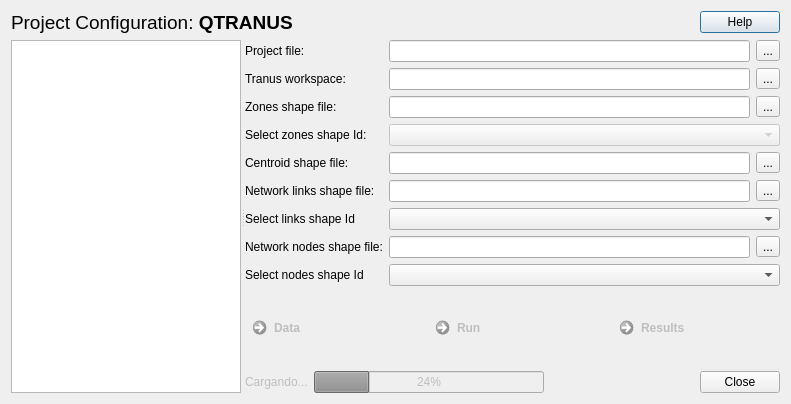
This is qtranus_dialog_base.ui in TomasdelaBarra/QTRANUS as Qt 5 draws it before an edit. The edited form follows.
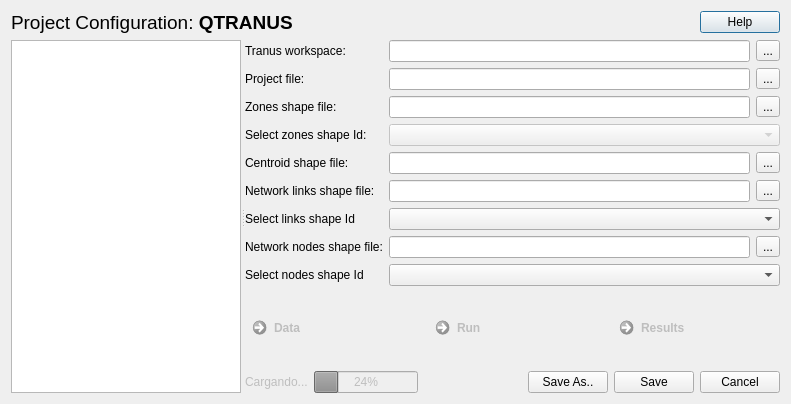
This is the edited form. Icons and pictures are not drawn.

Commit message: Database Attributes at Base Dialog

Diff of the .ui file:
```diff
--- a/qtranus_dialog_base.ui
+++ b/qtranus_dialog_base.ui
@@ -77,21 +77,21 @@
          <item row="2" column="0">
           <widget class="QLabel" name="label">
            <property name="text">
-            <string>&lt;html&gt;&lt;head/&gt;&lt;body&gt;&lt;p&gt;&lt;span style=&quot; font-weight:600;&quot;&gt;Project file:&lt;/span&gt;&lt;/p&gt;&lt;/body&gt;&lt;/html&gt;</string>
+            <string>&lt;html&gt;&lt;head/&gt;&lt;body&gt;&lt;p&gt;Tranus workspace:&lt;/p&gt;&lt;/body&gt;&lt;/html&gt;</string>
            </property>
           </widget>
          </item>
          <item row="2" column="1">
           <layout class="QHBoxLayout" name="horizontalLayout_9">
            <item>
-            <widget class="QLineEdit" name="layers_group_name">
+            <widget class="QLineEdit" name="tranus_folder">
              <property name="minimunWidth" stdset="0">
               <number>3</number>
              </property>
             </widget>
            </item>
            <item>
-            <widget class="QToolButton" name="db_btn">
+            <widget class="QToolButton" name="tranus_folder_btn">
              <property name="text">
               <string>...</string>
              </property>
@@ -102,36 +102,17 @@
          <item row="3" column="0">
           <widget class="QLabel" name="label_2">
            <property name="text">
-            <string>Tranus workspace:</string>
+            <string>Project file:</string>
            </property>
           </widget>
          </item>
          <item row="3" column="1">
           <layout class="QHBoxLayout" name="nameLayout">
            <item>
-            <widget class="QLineEdit" name="tranus_folder">
-             <property name="enabled">
-              <bool>true</bool>
-             </property>
-             <property name="sizePolicy">
-              <sizepolicy hsizetype="Expanding" vsizetype="Fixed">
-               <horstretch>0</horstretch>
-               <verstretch>0</verstretch>
-              </sizepolicy>
-             </property>
-             <property name="minimumSize">
-              <size>
-               <width>250</width>
-               <height>0</height>
-              </size>
-             </property>
-             <property name="readOnly">
-              <bool>true</bool>
-             </property>
-            </widget>
+            <widget class="QLineEdit" name="layers_group_name"/>
            </item>
            <item>
-            <widget class="QToolButton" name="tranus_folder_btn">
+            <widget class="QToolButton" name="db_btn">
              <property name="enabled">
               <bool>true</bool>
              </property>
@@ -367,12 +348,36 @@
           </widget>
          </item>
          <item>
-          <widget class="QDialogButtonBox" name="button_box">
+          <spacer name="horizontalSpacer">
            <property name="orientation">
             <enum>Qt::Horizontal</enum>
            </property>
-           <property name="standardButtons">
-            <set>QDialogButtonBox::Close</set>
+           <property name="sizeHint" stdset="0">
+            <size>
+             <width>40</width>
+             <height>20</height>
+            </size>
+           </property>
+          </spacer>
+         </item>
+         <item>
+          <widget class="QPushButton" name="save_as_btn">
+           <property name="text">
+            <string>Save As..</string>
+           </property>
+          </widget>
+         </item>
+         <item>
+          <widget class="QPushButton" name="save_btn">
+           <property name="text">
+            <string>Save</string>
+           </property>
+          </widget>
+         </item>
+         <item>
+          <widget class="QPushButton" name="cancel_btn">
+           <property name="text">
+            <string>Cancel</string>
            </property>
           </widget>
          </item>
```
Left out of the diff: 39 changed lines with no effect on the pictures. The commit also changes 9 other files.
